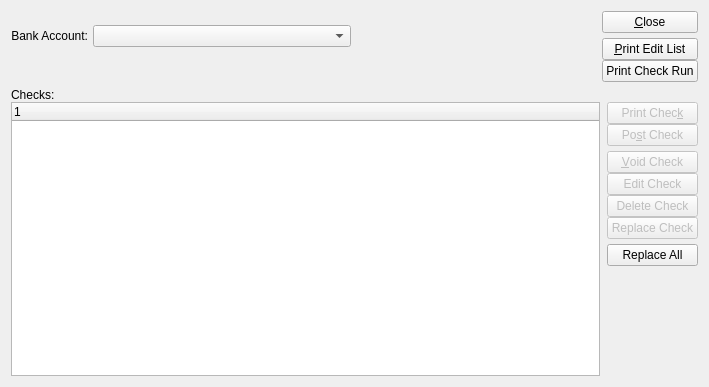
Old version of the form guiclient/viewCheckRun.ui in the repository Pegasus-RPG/xtuple-client.
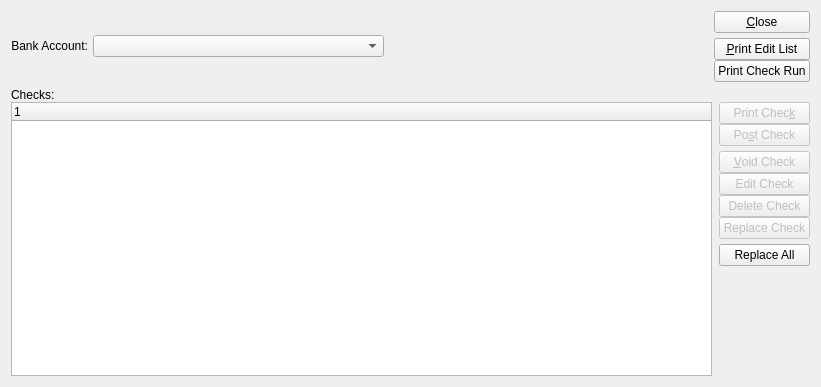
New version of the form. Custom widgets are drawn as their Qt base class.

Patch:
```diff
--- a/guiclient/viewCheckRun.ui
+++ b/guiclient/viewCheckRun.ui
@@ -5,7 +5,7 @@
    <rect>
     <x>0</x>
     <y>0</y>
-    <width>709</width>
+    <width>821</width>
     <height>387</height>
    </rect>
   </property>
@@ -15,25 +15,16 @@
    <layout class="QVBoxLayout" >
     <item>
      <layout class="QHBoxLayout" >
-      <property name="margin" >
-       <number>0</number>
-      </property>
       <property name="spacing" >
        <number>7</number>
       </property>
       <item>
        <layout class="QVBoxLayout" >
-        <property name="margin" >
-         <number>0</number>
-        </property>
         <property name="spacing" >
          <number>0</number>
         </property>
         <item>
          <layout class="QHBoxLayout" >
-          <property name="margin" >
-           <number>0</number>
-          </property>
           <property name="spacing" >
            <number>5</number>
           </property>
@@ -50,9 +41,7 @@
           <item>
            <widget class="XComboBox" name="_bankaccnt" >
             <property name="sizePolicy" >
-             <sizepolicy>
-              <hsizetype>7</hsizetype>
-              <vsizetype>0</vsizetype>
+            <sizepolicy vsizetype="Fixed" hsizetype="Expanding" >
               <horstretch>0</horstretch>
               <verstretch>0</verstretch>
              </sizepolicy>
@@ -72,10 +61,39 @@
           <property name="sizeType" >
            <enum>QSizePolicy::Preferred</enum>
           </property>
-          <property name="sizeHint" >
+         <property name="sizeHint" stdset="0" >
            <size>
             <width>10</width>
-            <height>21</height>
+           <height>0</height>
+          </size>
+         </property>
+        </spacer>
+       </item>
+      </layout>
+     </item>
+     <item>
+      <layout class="QVBoxLayout" name="verticalLayout" >
+       <property name="leftMargin" >
+        <number>10</number>
+       </property>
+       <property name="rightMargin" >
+        <number>10</number>
+       </property>
+       <item>
+        <widget class="VendorGroup" name="_vendorgroup" />
+       </item>
+       <item>
+        <spacer name="verticalSpacer" >
+         <property name="orientation" >
+          <enum>Qt::Vertical</enum>
+         </property>
+         <property name="sizeType" >
+          <enum>QSizePolicy::Preferred</enum>
+         </property>
+         <property name="sizeHint" stdset="0" >
+          <size>
+           <width>20</width>
+           <height>0</height>
            </size>
           </property>
          </spacer>
@@ -84,9 +102,6 @@
       </item>
       <item>
        <layout class="QHBoxLayout" >
-        <property name="margin" >
-         <number>0</number>
-        </property>
         <property name="spacing" >
          <number>0</number>
         </property>
@@ -108,9 +123,6 @@
         </item>
         <item>
          <layout class="QVBoxLayout" >
-          <property name="margin" >
-           <number>0</number>
-          </property>
           <property name="spacing" >
            <number>5</number>
           </property>
@@ -123,9 +135,6 @@
           </item>
           <item>
            <layout class="QVBoxLayout" >
-            <property name="margin" >
-             <number>0</number>
-            </property>
             <property name="spacing" >
              <number>0</number>
             </property>
@@ -156,9 +165,6 @@
     </item>
     <item>
      <layout class="QVBoxLayout" >
-      <property name="margin" >
-       <number>0</number>
-      </property>
       <property name="spacing" >
        <number>0</number>
       </property>
@@ -171,18 +177,13 @@
       </item>
       <item>
        <layout class="QHBoxLayout" >
-        <property name="margin" >
-         <number>0</number>
-        </property>
         <property name="spacing" >
          <number>7</number>
         </property>
         <item>
          <widget class="XTreeWidget" name="_check" >
           <property name="sizePolicy" >
-           <sizepolicy>
-            <hsizetype>7</hsizetype>
-            <vsizetype>7</vsizetype>
+          <sizepolicy vsizetype="Expanding" hsizetype="Expanding" >
             <horstretch>0</horstretch>
             <verstretch>0</verstretch>
            </sizepolicy>
@@ -191,25 +192,16 @@
         </item>
         <item>
          <layout class="QVBoxLayout" >
-          <property name="margin" >
-           <number>0</number>
-          </property>
           <property name="spacing" >
            <number>0</number>
           </property>
           <item>
            <layout class="QVBoxLayout" >
-            <property name="margin" >
-             <number>0</number>
-            </property>
             <property name="spacing" >
              <number>5</number>
             </property>
             <item>
              <layout class="QVBoxLayout" >
-              <property name="margin" >
-               <number>0</number>
-              </property>
               <property name="spacing" >
                <number>0</number>
               </property>
@@ -237,9 +229,6 @@
             </item>
             <item>
              <layout class="QVBoxLayout" >
-              <property name="margin" >
-               <number>0</number>
-              </property>
               <property name="spacing" >
                <number>0</number>
               </property>
@@ -325,15 +314,20 @@
  <pixmapfunction>qPixmapFromMimeSource</pixmapfunction>
  <customwidgets>
   <customwidget>
-   <class>XTreeWidget</class>
-   <extends>QTreeWidget</extends>
-   <header>xtreewidget.h</header>
+   <class>VendorGroup</class>
+   <extends>QWidget</extends>
+   <header>vendorgroup.h</header>
   </customwidget>
   <customwidget>
    <class>XComboBox</class>
    <extends>QComboBox</extends>
    <header>xcombobox.h</header>
   </customwidget>
+  <customwidget>
+   <class>XTreeWidget</class>
+   <extends>QTreeWidget</extends>
+   <header>xtreewidget.h</header>
+  </customwidget>
  </customwidgets>
  <tabstops>
   <tabstop>_bankaccnt</tabstop>
```
Left out of the diff: 5 changed lines with no effect on the pictures. Lines whose indentation alone changed are shown as unchanged.
